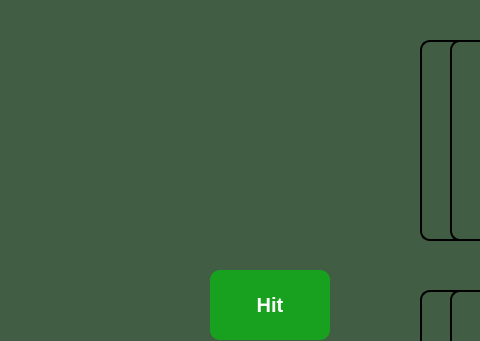
Before: the Qt Designer form mainwindow.ui in Yaroslav3947/Blackjack, drawn with Qt 5; both pictures show x 0 to 480 and y 0 to 341 of the 1014 by 698 pixel window.
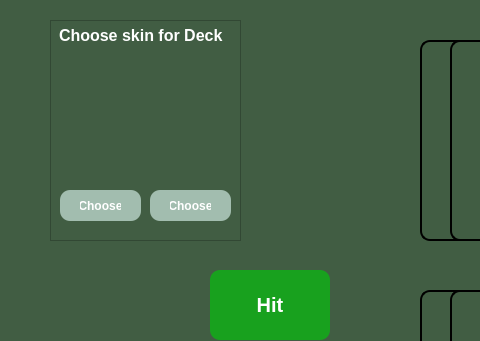
After: the same form once the commit is applied. Icons and pictures are not drawn.

Commit message: added option of deck styles

What changed in the file:
```diff
--- a/mainwindow.ui
+++ b/mainwindow.ui
@@ -911,6 +911,157 @@
      <bool>true</bool>
     </property>
    </widget>
+   <widget class="QFrame" name="Styleframe">
+    <property name="geometry">
+     <rect>
+      <x>50</x>
+      <y>20</y>
+      <width>191</width>
+      <height>221</height>
+     </rect>
+    </property>
+    <property name="styleSheet">
+     <string notr="true"/>
+    </property>
+    <property name="frameShape">
+     <enum>QFrame::StyledPanel</enum>
+    </property>
+    <property name="frameShadow">
+     <enum>QFrame::Raised</enum>
+    </property>
+    <widget class="QLabel" name="style1Label">
+     <property name="geometry">
+      <rect>
+       <x>10</x>
+       <y>30</y>
+       <width>81</width>
+       <height>131</height>
+      </rect>
+     </property>
+     <property name="text">
+      <string/>
+     </property>
+     <property name="pixmap">
+      <pixmap resource="res.qrc">:/images/cards/12_of_hearts.png</pixmap>
+     </property>
+     <property name="scaledContents">
+      <bool>true</bool>
+     </property>
+    </widget>
+    <widget class="QLabel" name="style2Label">
+     <property name="geometry">
+      <rect>
+       <x>100</x>
+       <y>30</y>
+       <width>81</width>
+       <height>131</height>
+      </rect>
+     </property>
+     <property name="styleSheet">
+      <string notr="true">image: url(:/images/cards2/12_of_hearts.png);</string>
+     </property>
+     <property name="text">
+      <string/>
+     </property>
+     <property name="pixmap">
+      <pixmap resource="res.qrc">:/images/cards2/12_of_hearts.png</pixmap>
+     </property>
+     <property name="scaledContents">
+      <bool>true</bool>
+     </property>
+    </widget>
+    <widget class="QLabel" name="chooseSkinLabel">
+     <property name="geometry">
+      <rect>
+       <x>0</x>
+       <y>0</y>
+       <width>191</width>
+       <height>31</height>
+      </rect>
+     </property>
+     <property name="styleSheet">
+      <string notr="true">background-color: transparent;
+padding: 5px;
+font-size: 16px;
+font-weight: bold;
+border-radius: 5px;
+color: white;
+text-align: center;
+</string>
+     </property>
+     <property name="text">
+      <string>Choose skin for Deck</string>
+     </property>
+    </widget>
+    <widget class="QPushButton" name="choose2StyleButton">
+     <property name="geometry">
+      <rect>
+       <x>100</x>
+       <y>170</y>
+       <width>81</width>
+       <height>31</height>
+      </rect>
+     </property>
+     <property name="font">
+      <font>
+       <pointsize>-1</pointsize>
+       <bold>true</bold>
+      </font>
+     </property>
+     <property name="styleSheet">
+      <string notr="true">QPushButton {
+    background-color: #a2bdaf;
+    border: none;
+    color: white;
+    padding: 10px 20px;
+    font-size: 12px;
+    font-weight: bold;
+    border-radius: 10px;
+}
+
+QPushButton:hover {
+    background-color: #c7d0d1;
+}</string>
+     </property>
+     <property name="text">
+      <string>Choose</string>
+     </property>
+    </widget>
+    <widget class="QPushButton" name="choose1StyleButton">
+     <property name="geometry">
+      <rect>
+       <x>10</x>
+       <y>170</y>
+       <width>81</width>
+       <height>31</height>
+      </rect>
+     </property>
+     <property name="font">
+      <font>
+       <pointsize>-1</pointsize>
+       <bold>true</bold>
+      </font>
+     </property>
+     <property name="styleSheet">
+      <string notr="true">QPushButton {
+    background-color: #a2bdaf;
+    border: none;
+    color: white;
+    padding: 10px 20px;
+    font-size: 12px;
+    font-weight: bold;
+    border-radius: 10px;
+}
+
+QPushButton:hover {
+    background-color: #c7d0d1;
+}</string>
+     </property>
+     <property name="text">
+      <string>Choose</string>
+     </property>
+    </widget>
+   </widget>
    <zorder>dealerCard1</zorder>
    <zorder>hitButton</zorder>
    <zorder>standButton</zorder>
```
Left out of the diff: 5 changed lines with no effect on the pictures. The commit also changes 5 other files.
